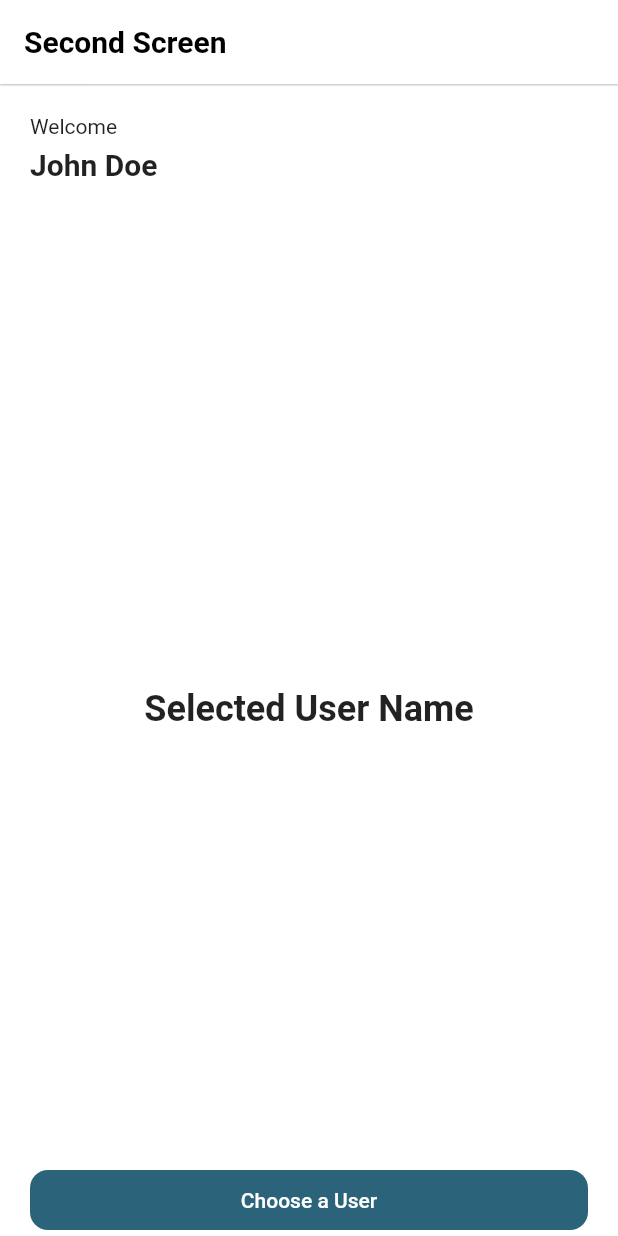
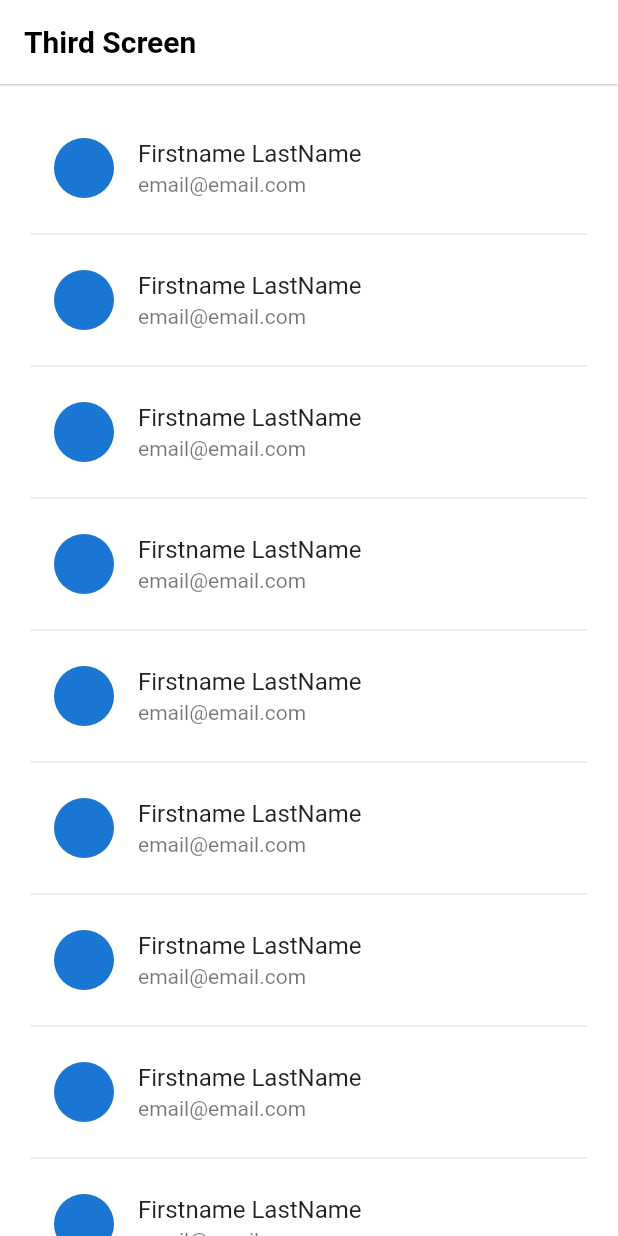
Before and after one commit to SimiPrambos/suitmedia-intern-test, a Flutter app: the screen it shows after launch, on a phone screen of 412 x 824 dp. Run offline on Flutter 3.47's test engine with Material 2 defaults, Android fonts, the phone set to English and light mode, and no system bars; our stand-ins replace bloc, flutter_bloc; generated files the repository leaves out were written again.

Commit message:
feat: slicing users page

```diff
--- a/lib/app/view/app.dart
+++ b/lib/app/view/app.dart
@@ -4,6 +4,7 @@ import 'package:suitmedia/greeting/greeting.dart';
 import 'package:suitmedia/home/home.dart';
 import 'package:suitmedia/l10n/l10n.dart';
 import 'package:suitmedia/theme/theme.dart';
+import 'package:suitmedia/users/users.dart';
 
 class App extends StatelessWidget {
   const App({Key? key}) : super(key: key);
@@ -17,7 +18,7 @@ class App extends StatelessWidget {
         GlobalMaterialLocalizations.delegate,
       ],
       supportedLocales: AppLocalizations.supportedLocales,
-      home: const GreetingPage(),
+      home: const UsersPage(),
     );
   }
 }
--- /dev/null
+++ b/lib/users/users.dart
@@ -0,0 +1 @@
+export 'view/users_page.dart';
--- /dev/null
+++ b/lib/users/view/users_page.dart
@@ -0,0 +1,26 @@
+import 'package:flutter/material.dart';
+
+class UsersPage extends StatelessWidget {
+  const UsersPage({Key? key}) : super(key: key);
+
+  @override
+  Widget build(BuildContext context) {
+    return Scaffold(
+      appBar: AppBar(
+        title: const Text('Third Screen'),
+      ),
+      body: ListView.separated(
+        padding: const EdgeInsets.all(20),
+        itemCount: 10,
+        separatorBuilder: (context, index) => const Divider(),
+        itemBuilder: (context, index) {
+          return const ListTile(
+            leading: CircleAvatar(),
+            title: Text('Firstname LastName'),
+            subtitle: Text('email@email.com'),
+          );
+        },
+      ),
+    );
+  }
+}
```
